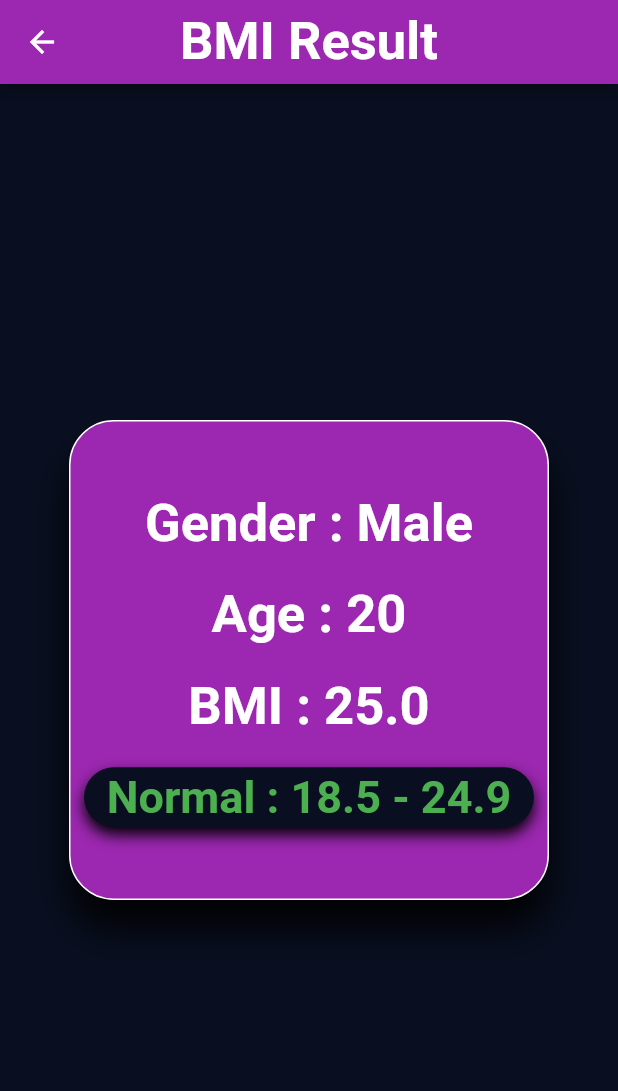
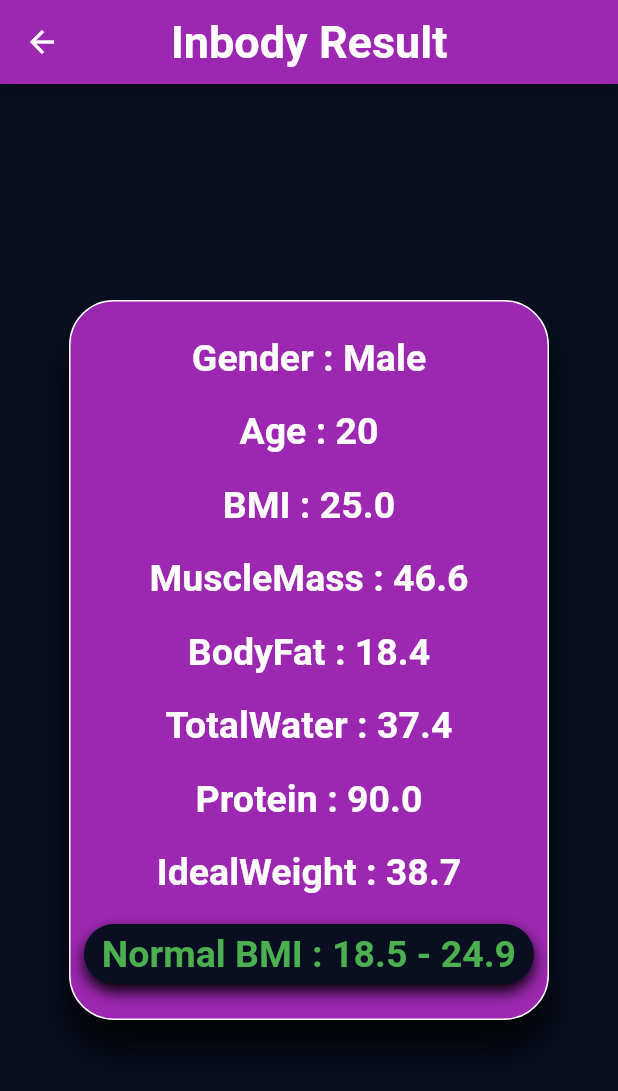
Before and after one commit to adhameldeibany/BMI, a Flutter app: the screen it shows after launch, after a tap on "CALCULATE", on a phone screen of 412 x 824 dp. Shown: the top 1091 px of the screen. Run offline on Flutter 3.47's test engine with Material 2 defaults, Android fonts, the phone set to English and light mode, and no system bars; our stand-ins replace animate_do, get.

Commit message:
first commit

```diff
--- a/lib/Calculator/result_page.dart
+++ b/lib/Calculator/result_page.dart
@@ -4,13 +4,24 @@ import 'package:flutter/material.dart';
 class ResultPage extends StatelessWidget {
 
   final double result;
+  final double Protein;
+  final double muscleMass;
+  final double totalWater;
+  final double bodyFat;
+  final double idealWeight;
   final bool isMale;
   final int age;
+
 
   ResultPage({
     required this.result,
     required this.age,
     required this.isMale,
+    required this.muscleMass,
+    required this.bodyFat,
+    required this.totalWater,
+    required this.idealWeight,
+    required this.Protein,
   });
 
   @override
@@ -20,16 +31,16 @@ class ResultPage extends StatelessWidget {
       appBar: AppBar(
         centerTitle: true,
         backgroundColor: Colors.purple,
-        title: Text('BMI Result',
+        title: Text('Inbody Result',
           style: TextStyle(
-            fontSize: 35.0,
+            fontSize: 30.0,
             fontWeight: FontWeight.bold,
           ),
         ),
       ),
       body: Center(
         child: Container(
-          height: 320,
+          height: 480,
           width: 320,
           decoration: BoxDecoration(
             color: Colors.purple,
@@ -50,7 +61,7 @@ class ResultPage extends StatelessWidget {
               Text('Gender : ${isMale ? 'Male' : 'Female'}',
                 style:  TextStyle(
                   color: Colors.white,
-                  fontSize: 35.0,
+                  fontSize: 25.0,
                   fontWeight: FontWeight.bold,
                 ),
               ),
@@ -58,7 +69,7 @@ class ResultPage extends StatelessWidget {
               Text('Age : $age',
                 style:  TextStyle(
                   color: Colors.white,
-                  fontSize: 35.0,
+                  fontSize: 25.0,
                   fontWeight: FontWeight.bold,
                 ),
               ),
@@ -66,7 +77,47 @@ class ResultPage extends StatelessWidget {
               Text('BMI : ${result.toStringAsFixed(1)}',
                 style:  TextStyle(
                   color: Colors.white,
-                  fontSize: 35.0,
+                  fontSize: 25.0,
+                  fontWeight: FontWeight.bold,
+                ),
+              ),
+              SizedBox(height: 20,),
+              Text('MuscleMass : ${muscleMass.toStringAsFixed(1)}',
+                style:  TextStyle(
+                  color: Colors.white,
+                  fontSize: 25.0,
+                  fontWeight: FontWeight.bold,
+                ),
+              ),
+              SizedBox(height: 20,),
+              Text('BodyFat : ${bodyFat.toStringAsFixed(1)}',
+                style:  TextStyle(
+                  color: Colors.white,
+                  fontSize: 25.0,
+                  fontWeight: FontWeight.bold,
+                ),
+              ),
+              SizedBox(height: 20,),
+              Text('TotalWater : ${totalWater.toStringAsFixed(1)}',
+                style:  TextStyle(
+                  color: Colors.white,
+                  fontSize: 25.0,
+                  fontWeight: FontWeight.bold,
+                ),
+              ),
+              SizedBox(height: 20,),
+              Text('Protein : ${Protein.toStringAsFixed(1)}',
+                style:  TextStyle(
+                  color: Colors.white,
+                  fontSize: 25.0,
+                  fontWeight: FontWeight.bold,
+                ),
+              ),
+              SizedBox(height: 20,),
+              Text('IdealWeight : ${idealWeight.toStringAsFixed(1)}',
+                style:  TextStyle(
+                  color: Colors.white,
+                  fontSize: 25.0,
                   fontWeight: FontWeight.bold,
                 ),
               ),
@@ -86,10 +137,10 @@ class ResultPage extends StatelessWidget {
                     ]
                 ),
                 child: Center(
-                  child: Text('Normal : 18.5 - 24.9',
+                  child: Text('Normal BMI : 18.5 - 24.9',
                     style:  TextStyle(
                       color: Colors.green,
-                      fontSize: 30.0,
+                      fontSize: 25.0,
                       fontWeight: FontWeight.bold,
                     ),
                   ),
--- a/lib/Home/bmi_page.dart
+++ b/lib/Home/inbody_page.dart
@@ -3,14 +3,14 @@ import 'package:bmi_app/Calculator/result_page.dart';
 import 'package:flutter/material.dart';
 import 'package:get/get.dart';
 
-class BmiPage extends StatefulWidget {
-  const BmiPage({Key? key}) : super(key: key);
+class InbodyPage extends StatefulWidget {
+  const InbodyPage({Key? key}) : super(key: key);
 
   @override
-  _BmiPageState createState() => _BmiPageState();
+  _InbodyPageState createState() => _InbodyPageState();
 }
 
-class _BmiPageState extends State<BmiPage>
+class _InbodyPageState extends State<InbodyPage>
 {
   bool isMale = true;
   double height = 155.0;
@@ -25,9 +25,9 @@ class _BmiPageState extends State<BmiPage>
         centerTitle: true,
         backgroundColor: Colors.purple,
         title: Text(
-          'BMI Calculator',
+          'Inbody Calculator',
           style: TextStyle(
-            fontSize: 35.0,
+            fontSize: 30.0,
           ),
         ),
       ),
@@ -406,16 +406,41 @@ class _BmiPageState extends State<BmiPage>
           ),
           Container(
             width: 300,
-            color: Colors.purple,
+            decoration: BoxDecoration(
+              color: Colors.purple,
+              borderRadius: BorderRadius.circular(40)
+            ),
             child: MaterialButton(
               onPressed: ()
               {
-                double result = weight / ((height / 100) * (height / 100));
-                print(result.toStringAsFixed(1));
+                double Protein = 0;
+                double BMI = weight / ((height / 100) * (height / 100));
+                print(BMI.toStringAsFixed(1));
+                double muscleMass=0,bodyFat=0,totalWater=0,protein=1.5,idealWeight=0;
+                //protin you need (n9)
+                Protein = (weight*protein);
+                DateTime now = DateTime.now();
+                if(isMale){
+                  muscleMass = (0.407 * weight) + (0.267 * height) - 19.2;
+                  bodyFat = (1.2*BMI)+(0.23*age)-16.2;
+                  totalWater = 2.447 - (0.09145*age) + (0.1074*height) + (0.3362*weight);
+                  idealWeight = 50 + (0.91*height) - 152.4;
+                }
+                else{
+                  muscleMass = (0.252 * weight) + (0.473 * height) - 48.3;
+                  bodyFat = (1.2*BMI)+(0.23*age)-5.4;
+                  totalWater = -2.097 + (0.1069*height) + (0.2466*weight);
+                  idealWeight = 45.5 + (0.91*height) - 152.4;
+                }
                 Get.to(ResultPage(
                   age: age,
                   isMale: isMale,
-                  result: result,
+                  result: BMI,
+                  Protein: Protein,
+                  bodyFat: bodyFat,
+                  idealWeight: idealWeight,
+                  muscleMass: muscleMass,
+                  totalWater: totalWater,
                 ));
               },
               height: 60.0,
--- a/lib/main.dart
+++ b/lib/main.dart
@@ -1,4 +1,4 @@
-import 'package:bmi_app/Home/bmi_page.dart';
+import 'package:bmi_app/Home/inbody_page.dart';
 import 'package:bmi_app/splash/splash_page.dart';
 import 'package:flutter/material.dart';
 import 'package:get/get.dart';
--- a/lib/splash/splash_page.dart
+++ b/lib/splash/splash_page.dart
@@ -1,5 +1,5 @@
 import 'package:animate_do/animate_do.dart';
-import 'package:bmi_app/Home/bmi_page.dart';
+import 'package:bmi_app/Home/inbody_page.dart';
 import 'package:flutter/material.dart';
 import 'package:get/get.dart';
 
@@ -14,7 +14,7 @@ class _SplashPageState extends State<SplashPage> {
   void initState() {
     // TODO: implement initState
     Future.delayed(Duration(seconds: 4),(){
-      Get.off(BmiPage());
+      Get.off(InbodyPage());
     });
   }
   @override
```
